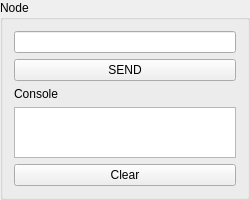
This is PC/gui/TKN_Nodebox.ui in chrispap/TKN as Qt 5 draws it before an edit. The edited form follows.
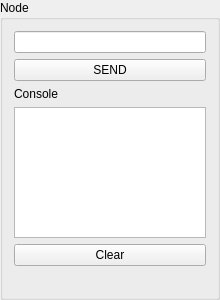
This is the edited form.

```diff
--- a/PC/gui/TKN_Nodebox.ui
+++ b/PC/gui/TKN_Nodebox.ui
@@ -6,8 +6,8 @@
    <rect>
     <x>0</x>
     <y>0</y>
-    <width>250</width>
-    <height>200</height>
+    <width>220</width>
+    <height>300</height>
    </rect>
   </property>
   <property name="sizePolicy">
@@ -18,14 +18,14 @@
   </property>
   <property name="minimumSize">
    <size>
-    <width>250</width>
-    <height>200</height>
+    <width>220</width>
+    <height>300</height>
    </size>
   </property>
   <property name="maximumSize">
    <size>
-    <width>250</width>
-    <height>16777215</height>
+    <width>220</width>
+    <height>300</height>
    </size>
   </property>
   <property name="windowTitle">
@@ -76,6 +76,16 @@
      </property>
     </widget>
    </item>
+   <item row="7" column="0">
+    <widget class="QLabel" name="labelAVR">
+     <property name="text">
+      <string/>
+     </property>
+     <property name="alignment">
+      <set>Qt::AlignRight|Qt::AlignTrailing|Qt::AlignVCenter</set>
+     </property>
+    </widget>
+   </item>
   </layout>
  </widget>
  <resources/>
```
Left out of the diff: 4 changed lines with no effect on the pictures.
